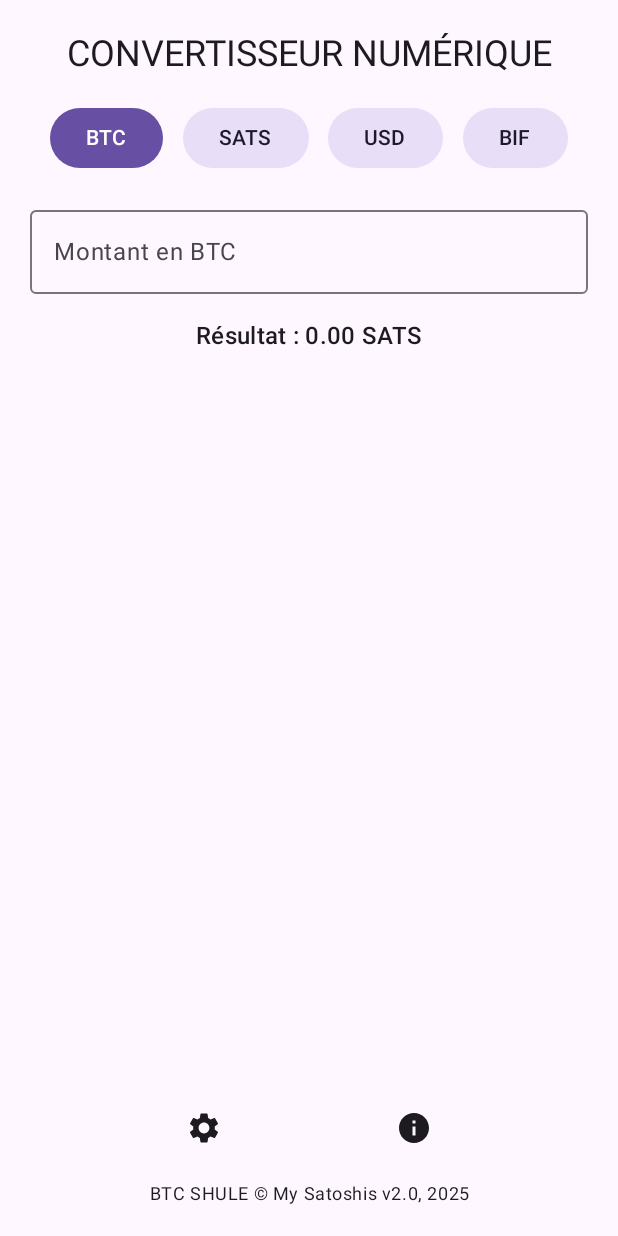
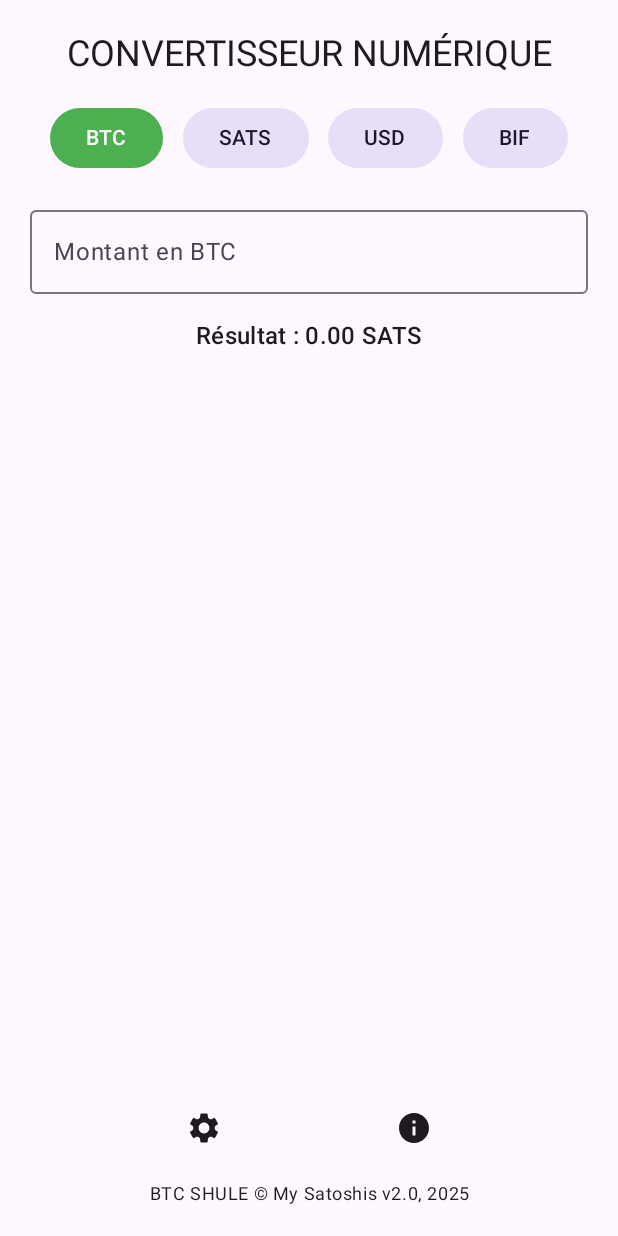
Before and after one commit to Advaxe/MySatoshis, an Android app built with Jetpack Compose: the screen it shows after launch (MainActivity), on a phone screen of 412 x 824 dp. Run offline under Robolectric (Android 15) with nearby library versions, the phone set to English and light mode, and no system bars.

Commit message:
colors modification

```diff
--- a/app/src/main/java/com/example/mysatoshi/MainActivity.kt
+++ b/app/src/main/java/com/example/mysatoshi/MainActivity.kt
@@ -1,4 +1,5 @@
 package com.example.mysatoshi
+
 import android.content.Context
 import android.os.Bundle
 import androidx.activity.ComponentActivity
@@ -15,6 +16,7 @@ import androidx.compose.material3.*
 import androidx.compose.runtime.*
 import androidx.compose.ui.Alignment
 import androidx.compose.ui.Modifier
+import androidx.compose.ui.graphics.Color
 import androidx.compose.ui.text.input.KeyboardType
 import androidx.compose.ui.text.style.TextAlign
 import androidx.compose.ui.unit.dp
@@ -146,6 +148,15 @@ class MainActivity : ComponentActivity() {
                 }
             }
         }
+    }
+
+    private fun lightColorScheme(): ColorScheme {
+        return lightColorScheme(
+            primary = Color(0xFF4CAF50), // Couleur principale (vert)
+            onPrimary = Color.White,
+            secondary = Color(0xFF81C784), // Couleur secondaire (vert clair)
+            onSecondary = Color.Black
+        )
     }
 }
 
@@ -372,8 +383,6 @@ fun SettingsScreen(
             ) {
                 Text("KI")
             }
-
-
         }
     }
 }
```
Also changed, not shown: 2 other files.
